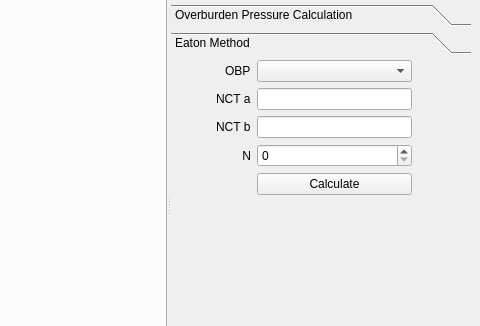
whimian/pyGeoPressure_gui, file pygeopressure_gui/ui/pygeopressure.ui: the form before one commit; both pictures show x 588 to 1068 and y 108 to 434 of the 1068 by 628 pixel window.
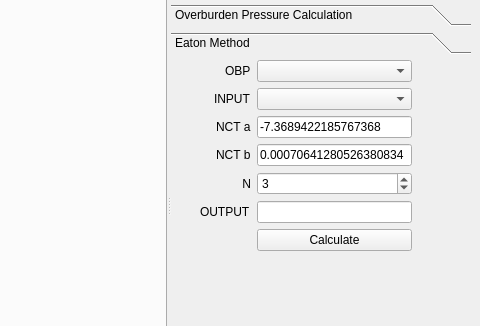
The form after the commit. The open tabs and pages were chosen to show the change.

Commit message: implement panels

```diff
--- a/pygeopressure_gui/ui/pygeopressure.ui
+++ b/pygeopressure_gui/ui/pygeopressure.ui
@@ -490,7 +490,7 @@
            <x>0</x>
            <y>0</y>
            <width>241</width>
-           <height>135</height>
+           <height>206</height>
           </rect>
          </property>
          <layout class="QFormLayout" name="formLayout">
@@ -505,60 +505,92 @@
            </widget>
           </item>
           <item row="1" column="1">
-           <widget class="QComboBox" name="comboBox"/>
-          </item>
-          <item row="5" column="1">
-           <widget class="QPushButton" name="pushButton">
-            <property name="text">
-             <string>Calculate</string>
-            </property>
-           </widget>
-          </item>
-          <item row="5" column="0">
-           <spacer name="horizontalSpacer">
-            <property name="orientation">
-             <enum>Qt::Horizontal</enum>
-            </property>
-            <property name="sizeHint" stdset="0">
-             <size>
-              <width>80</width>
-              <height>20</height>
-             </size>
-            </property>
-           </spacer>
-          </item>
-          <item row="4" column="1">
-           <widget class="QSpinBox" name="spinBox"/>
-          </item>
-          <item row="4" column="0">
-           <widget class="QLabel" name="label_2">
-            <property name="text">
-             <string>N</string>
-            </property>
-            <property name="alignment">
-             <set>Qt::AlignRight|Qt::AlignTrailing|Qt::AlignVCenter</set>
-            </property>
-           </widget>
+           <widget class="QComboBox" name="obp_comboBox_Eaton"/>
           </item>
           <item row="2" column="0">
+           <widget class="QLabel" name="label_22">
+            <property name="text">
+             <string>INPUT</string>
+            </property>
+           </widget>
+          </item>
+          <item row="2" column="1">
+           <widget class="QComboBox" name="velocity_comboBox_Eaton"/>
+          </item>
+          <item row="3" column="0">
            <widget class="QLabel" name="label_17">
             <property name="text">
              <string>NCT a</string>
             </property>
            </widget>
           </item>
-          <item row="2" column="1">
-           <widget class="QLineEdit" name="lineEdit_8"/>
+          <item row="3" column="1">
+           <widget class="QLineEdit" name="nct_a_lineEdit">
+            <property name="text">
+             <string>-7.3689422185767368</string>
+            </property>
+           </widget>
           </item>
-          <item row="3" column="0">
+          <item row="4" column="0">
            <widget class="QLabel" name="label_18">
             <property name="text">
              <string>NCT b</string>
             </property>
            </widget>
           </item>
-          <item row="3" column="1">
-           <widget class="QLineEdit" name="lineEdit_9"/>
+          <item row="4" column="1">
+           <widget class="QLineEdit" name="nct_b_lineEdit">
+            <property name="text">
+             <string>0.00070641280526380834</string>
+            </property>
+           </widget>
+          </item>
+          <item row="5" column="0">
+           <widget class="QLabel" name="label_2">
+            <property name="text">
+             <string>N</string>
+            </property>
+            <property name="alignment">
+             <set>Qt::AlignRight|Qt::AlignTrailing|Qt::AlignVCenter</set>
+            </property>
+           </widget>
+          </item>
+          <item row="5" column="1">
+           <widget class="QSpinBox" name="eaton_n_spinBox">
+            <property name="value">
+             <number>3</number>
+            </property>
+           </widget>
+          </item>
+          <item row="6" column="0">
+           <widget class="QLabel" name="label_23">
+            <property name="text">
+             <string>OUTPUT</string>
+            </property>
+           </widget>
+          </item>
+          <item row="7" column="0">
+           <spacer name="horizontalSpacer">
+            <property name="orientation">
+             <enum>Qt::Horizontal</enum>
+            </property>
+            <property name="sizeHint" stdset="0">
+             <size>
+              <width>80</width>
+              <height>20</height>
+             </size>
+            </property>
+           </spacer>
+          </item>
+          <item row="7" column="1">
+           <widget class="QPushButton" name="runButton_Eaton">
+            <property name="text">
+             <string>Calculate</string>
+            </property>
+           </widget>
+          </item>
+          <item row="6" column="1">
+           <widget class="QLineEdit" name="output_lineEdit_Eaton"/>
           </item>
          </layout>
         </widget>
```
Left out of the diff: 26 changed lines with no effect on the pictures. The commit also changes 5 other files.
